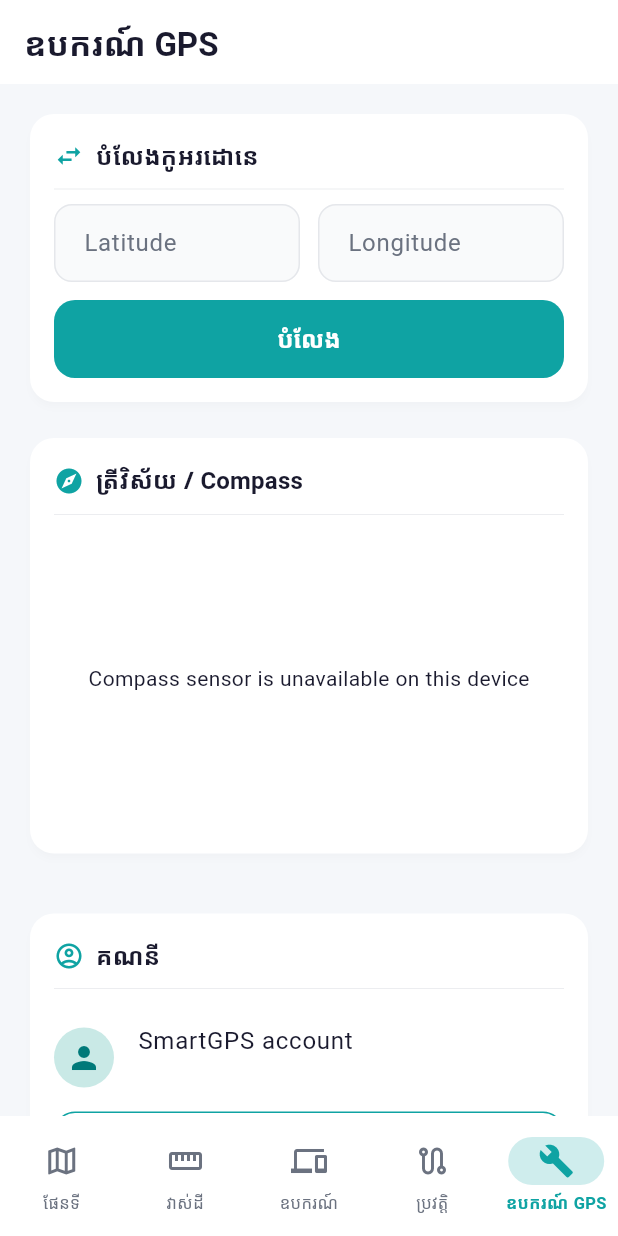
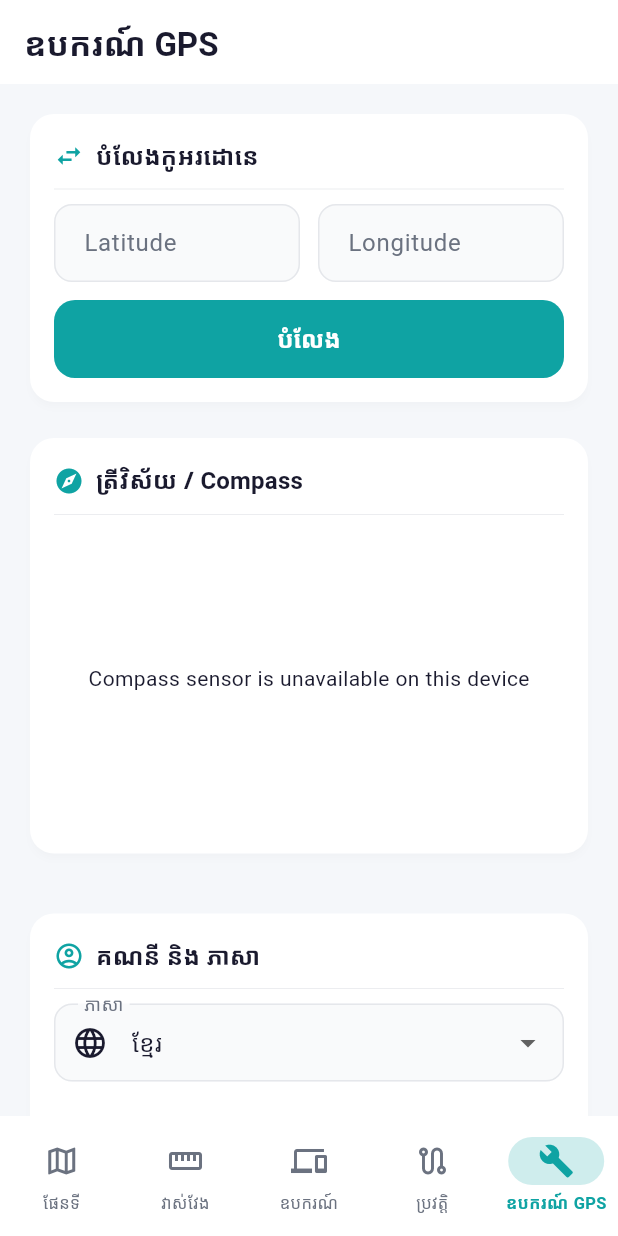
Before and after one commit to Team-work-Comnunity-Kh/Gpsbyteamworkkh, a Flutter app: the ToolsScreen screen opened by its route, on a phone screen of 412 x 824 dp. Run offline on Flutter 3.47's test engine with Material 3 defaults, Android fonts, the phone set to English and light mode, and no system bars; our stand-ins replace dio, flutter_compass, flutter_map, flutter_riverpod, geolocator, go_router and 4 more; accounts and stored records are empty; network calls fail; Roboto replaces fonts that are missing (Noto Sans Khmer).

Commit message:
Fix blank GPS map and add bilingual UI settings

```diff
--- a/mobile/lib/app/app.dart
+++ b/mobile/lib/app/app.dart
@@ -3,6 +3,7 @@ import 'package:flutter_localizations/flutter_localizations.dart';
 import 'package:flutter_riverpod/flutter_riverpod.dart';
 import '../core/theme/app_theme.dart';
 import '../shared/providers/theme_provider.dart';
+import '../shared/providers/locale_provider.dart';
 import 'router.dart';
 
 class SmartGPSApp extends ConsumerWidget {
@@ -11,6 +12,7 @@ class SmartGPSApp extends ConsumerWidget {
   @override
   Widget build(BuildContext context, WidgetRef ref) {
     final themeMode = ref.watch(themeModeProvider);
+    final locale = ref.watch(appLocaleProvider);
     final router = ref.watch(routerProvider);
 
     return MaterialApp.router(
@@ -19,6 +21,7 @@ class SmartGPSApp extends ConsumerWidget {
       theme: AppTheme.light,
       darkTheme: AppTheme.dark,
       themeMode: themeMode,
+      locale: locale,
       routerConfig: router,
 
       // Localization support (Khmer + English)
--- a/mobile/lib/features/tools/tools_screen.dart
+++ b/mobile/lib/features/tools/tools_screen.dart
@@ -5,6 +5,7 @@ import '../../core/constants/app_colors.dart';
 import '../../core/utils/coordinate_converter.dart';
 import 'package:flutter_compass/flutter_compass.dart';
 import '../../shared/providers/auth_provider.dart';
+import '../../shared/providers/locale_provider.dart';
 
 class ToolsScreen extends ConsumerStatefulWidget {
   const ToolsScreen({super.key});
@@ -88,11 +89,28 @@ class _ToolsScreenState extends ConsumerState<ToolsScreen> {
             ),
           const SizedBox(height: 16),
           _SectionCard(
-            title: 'គណនី',
+            title: appText(context, 'គណនី និង ភាសា', 'Account & language'),
             icon: Icons.account_circle_outlined,
             child: Column(
               crossAxisAlignment: CrossAxisAlignment.stretch,
               children: [
+                DropdownButtonFormField<String>(
+                  initialValue: ref.watch(appLocaleProvider).languageCode,
+                  decoration: InputDecoration(
+                    labelText: appText(context, 'ភាសា', 'Language'),
+                    prefixIcon: const Icon(Icons.language),
+                  ),
+                  items: const [
+                    DropdownMenuItem(value: 'km', child: Text('ខ្មែរ')),
+                    DropdownMenuItem(value: 'en', child: Text('English')),
+                  ],
+                  onChanged: (value) {
+                    if (value != null) {
+                      ref.read(appLocaleProvider.notifier).setLanguage(value);
+                    }
+                  },
+                ),
+                const SizedBox(height: 8),
                 Builder(builder: (context) {
                   final user = ref.watch(authStateProvider).asData?.value;
                   return ListTile(
@@ -100,14 +118,14 @@ class _ToolsScreenState extends ConsumerState<ToolsScreen> {
                     leading: const CircleAvatar(child: Icon(Icons.person)),
                     title: Text(user?.displayName.isNotEmpty == true
                         ? user!.displayName
-                        : 'SmartGPS account'),
+                        : appText(context, 'គណនី SmartGPS', 'SmartGPS account')),
                     subtitle: Text(user?.email ?? user?.phone ?? ''),
                   );
                 }),
                 OutlinedButton.icon(
                   onPressed: _logout,
                   icon: const Icon(Icons.logout),
-                  label: const Text('ចាកចេញពីគណនី'),
+                  label: Text(appText(context, 'ចាកចេញពីគណនី', 'Sign out')),
                   style: OutlinedButton.styleFrom(
                     foregroundColor: Colors.red.shade700,
                   ),
@@ -124,17 +142,18 @@ class _ToolsScreenState extends ConsumerState<ToolsScreen> {
     final confirmed = await showDialog<bool>(
       context: context,
       builder: (context) => AlertDialog(
-        title: const Text('ចាកចេញពីគណនី?'),
-        content: const Text('អ្នកអាចចូលគណនីវិញបានគ្រប់ពេល។'),
+        title: Text(appText(context, 'ចាកចេញពីគណនី?', 'Sign out?')),
+        content: Text(appText(
+            context, 'អ្នកអាចចូលគណនីវិញបានគ្រប់ពេល។', 'You can sign in again at any time.')),
         actions: [
           TextButton(
             onPressed: () => Navigator.pop(context, false),
-            child: const Text('បោះបង់'),
+            child: Text(appText(context, 'បោះបង់', 'Cancel')),
           ),
           FilledButton.icon(
             onPressed: () => Navigator.pop(context, true),
             icon: const Icon(Icons.logout),
-            label: const Text('ចាកចេញ'),
+            label: Text(appText(context, 'ចាកចេញ', 'Sign out')),
           ),
         ],
       ),
--- /dev/null
+++ b/mobile/lib/shared/providers/locale_provider.dart
@@ -0,0 +1,24 @@
+import 'package:flutter/material.dart';
+import 'package:flutter_riverpod/flutter_riverpod.dart';
+import 'package:hive_flutter/hive_flutter.dart';
+
+final appLocaleProvider =
+    StateNotifierProvider<AppLocaleNotifier, Locale>((ref) => AppLocaleNotifier());
+
+class AppLocaleNotifier extends StateNotifier<Locale> {
+  AppLocaleNotifier() : super(_readSavedLocale());
+
+  static Locale _readSavedLocale() {
+    final language = Hive.box('settings').get('app_language', defaultValue: 'km');
+    return Locale(language == 'en' ? 'en' : 'km');
+  }
+
+  Future<void> setLanguage(String languageCode) async {
+    final language = languageCode == 'en' ? 'en' : 'km';
+    await Hive.box('settings').put('app_language', language);
+    state = Locale(language);
+  }
+}
+
+String appText(BuildContext context, String khmer, String english) =>
+    Localizations.localeOf(context).languageCode == 'en' ? english : khmer;
--- a/mobile/lib/shared/widgets/main_shell.dart
+++ b/mobile/lib/shared/widgets/main_shell.dart
@@ -1,17 +1,18 @@
 import 'package:flutter/material.dart';
 import 'package:go_router/go_router.dart';
 import '../../core/constants/app_colors.dart';
+import '../providers/locale_provider.dart';
 
 class MainShell extends StatelessWidget {
   final Widget child;
   const MainShell({super.key, required this.child});
 
-  static final _tabs = [
-    _TabItem(path: '/map', icon: Icons.map_outlined, activeIcon: Icons.map, label: 'ផែនទី'),
-    _TabItem(path: '/measurement', icon: Icons.straighten_outlined, activeIcon: Icons.straighten, label: 'វាស់ដី'),
-    _TabItem(path: '/devices', icon: Icons.devices_outlined, activeIcon: Icons.devices, label: 'ឧបករណ៍'),
-    _TabItem(path: '/tracks', icon: Icons.route_outlined, activeIcon: Icons.route, label: 'ប្រវត្តិ'),
-    _TabItem(path: '/tools', icon: Icons.build_outlined, activeIcon: Icons.build, label: 'ឧបករណ៍ GPS'),
+  static const _tabs = [
+    _TabItem(path: '/map', icon: Icons.map_outlined, activeIcon: Icons.map, label: 'Map'),
+    _TabItem(path: '/measurement', icon: Icons.straighten_outlined, activeIcon: Icons.straighten, label: 'Measure'),
+    _TabItem(path: '/devices', icon: Icons.devices_outlined, activeIcon: Icons.devices, label: 'Devices'),
+    _TabItem(path: '/tracks', icon: Icons.route_outlined, activeIcon: Icons.route, label: 'Tracks'),
+    _TabItem(path: '/tools', icon: Icons.build_outlined, activeIcon: Icons.build, label: 'GPS Tools'),
   ];
 
   int _getCurrentIndex(BuildContext context) {
@@ -25,26 +26,47 @@ class MainShell extends StatelessWidget {
   @override
   Widget build(BuildContext context) {
     final currentIndex = _getCurrentIndex(context);
+    final currentLocation = GoRouterState.of(context).matchedLocation;
 
     return Scaffold(
-      body: child,
+      body: AnimatedSwitcher(
+        duration: const Duration(milliseconds: 240),
+        switchInCurve: Curves.easeOutCubic,
+        switchOutCurve: Curves.easeInCubic,
+        transitionBuilder: (child, animation) => FadeTransition(
+          opacity: animation,
+          child: SlideTransition(
+            position: Tween<Offset>(
+              begin: const Offset(0, 0.025),
+              end: Offset.zero,
+            ).animate(animation),
+            child: child,
+          ),
+        ),
+        child: KeyedSubtree(key: ValueKey(currentLocation), child: child),
+      ),
       bottomNavigationBar: NavigationBar(
         selectedIndex: currentIndex,
-        onDestinationSelected: (index) {
-          context.go(_tabs[index].path);
-        },
+        onDestinationSelected: (index) => context.go(_tabs[index].path),
         destinations: _tabs.map((tab) {
-          final isSelected = _tabs.indexOf(tab) == currentIndex;
           return NavigationDestination(
             icon: Icon(tab.icon),
             selectedIcon: Icon(tab.activeIcon, color: AppColors.primary),
-            label: tab.label,
+            label: _localizedTabLabel(context, tab.label),
           );
         }).toList(),
         animationDuration: const Duration(milliseconds: 300),
       ),
     );
   }
+
+  String _localizedTabLabel(BuildContext context, String key) => switch (key) {
+        'Map' => appText(context, 'ផែនទី', 'Map'),
+        'Measure' => appText(context, 'វាស់វែង', 'Measure'),
+        'Devices' => appText(context, 'ឧបករណ៍', 'Devices'),
+        'Tracks' => appText(context, 'ប្រវត្តិ', 'Tracks'),
+        _ => appText(context, 'ឧបករណ៍ GPS', 'GPS Tools'),
+      };
 }
 
 class _TabItem {
--- a/mobile/pubspec.yaml
+++ b/mobile/pubspec.yaml
@@ -1,7 +1,7 @@
 name: smartgps
 description: SmartGPS user app for GPS tracking and land measurement.
 publish_to: none
-version: 1.0.2+3
+version: 1.0.3+4
 
 environment:
   sdk: '>=3.3.0 <4.0.0'
```
Also changed, not shown: mobile/lib/features/map/presentation/map_screen.dart (+61 -9 lines), mobile/lib/features/map/presentation/widgets/gps_status_panel.dart (+28 -10 lines).
